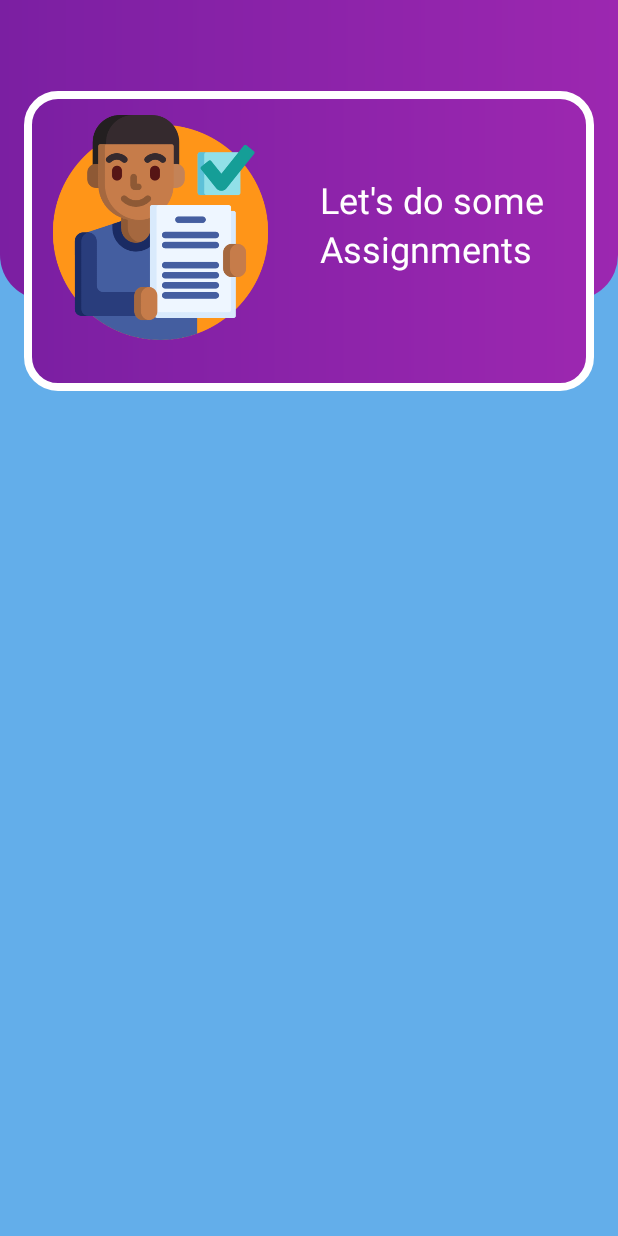
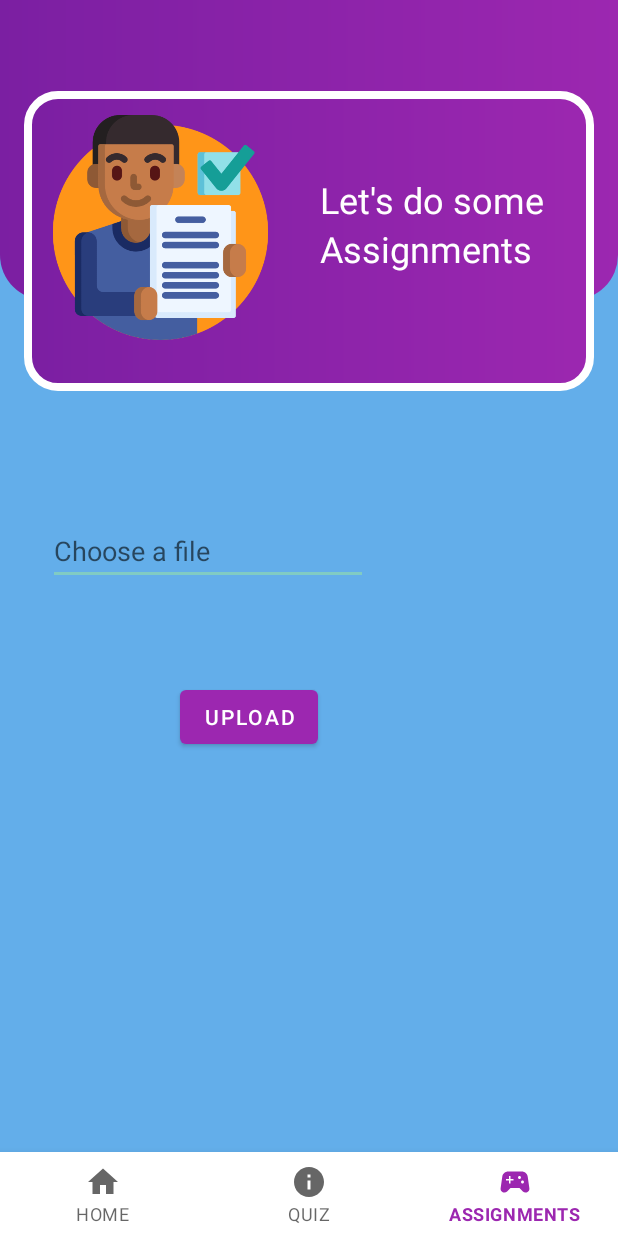
Before and after one commit to Krishanadave671/Team7_CSHTN-08, an Android app: the AssignmentSection screen opened directly, with no data from a screen before it, on a phone screen of 412 x 824 dp. Run offline under Robolectric (Android 15) with nearby library versions, the light colour scheme and no system bars; our stand-ins replace Firebase (no records; nobody signed in at launch, a user with empty details on screens opened directly), Room's generated code; Roboto replaces fonts that are not available here.

Commit message:
2 nd push with complete quiz and little bit bottom nav

```diff
--- a/app/build.gradle
+++ b/app/build.gradle
@@ -37,6 +37,7 @@ dependencies {
     implementation 'com.google.firebase:firebase-firestore:23.0.3'
     implementation 'com.google.firebase:firebase-storage:20.0.0'
     implementation 'com.google.firebase:firebase-database:20.0.2'
+    implementation 'androidx.room:room-common:2.2.6'
     testImplementation 'junit:junit:4.+'
     implementation 'com.hbb20:ccp:2.3.1'
     androidTestImplementation 'androidx.test.ext:junit:1.1.3'
--- a/app/src/main/AndroidManifest.xml
+++ b/app/src/main/AndroidManifest.xml
@@ -3,6 +3,7 @@
     package="com.krishana.webdev">
 
     <uses-permission android:name="android.permission.INTERNET" />
+    <uses-permission android:name="android.permission.READ_EXTERNAL_STORAGE"/>
 
     <application
         android:allowBackup="true"
--- a/app/src/main/java/com/krishana/webdev/MainActivity.java
+++ b/app/src/main/java/com/krishana/webdev/MainActivity.java
@@ -44,8 +44,8 @@ public class MainActivity extends AppCompatActivity implements
                     case R.id.quiz_nav:
                         startActivity(new Intent(getApplicationContext(),QuizMainActivity.class));
                         return true;
-                    case R.id.profileDrawer:
-                        startActivity(new Intent(getApplicationContext(),profilePage.class));
+                    case R.id.assignmentDrawer:
+                        startActivity(new Intent(getApplicationContext(),AssignmentSection.class));
                         return true;
 
                 }
--- a/app/src/main/java/com/krishana/webdev/QuizMainActivity.java
+++ b/app/src/main/java/com/krishana/webdev/QuizMainActivity.java
@@ -30,8 +30,8 @@ public class QuizMainActivity extends AppCompatActivity {
                     case R.id.homeDrawer:
                         startActivity(new Intent(getApplicationContext(),MainActivity.class));
                         return true;
-                    case R.id.profileDrawer:
-                        startActivity(new Intent(getApplicationContext(),profilePage.class));
+                    case R.id.assignmentDrawer:
+                        startActivity(new Intent(getApplicationContext(),AssignmentSection.class));
                         return true;
 
                 }
--- a/app/src/main/res/layout/activity_assignment_section.xml
+++ b/app/src/main/res/layout/activity_assignment_section.xml
@@ -66,4 +66,36 @@
         app:layout_constraintStart_toEndOf="@+id/imageView6"
         app:layout_constraintTop_toBottomOf="@+id/textView5" />
 
+    <EditText
+        android:id="@+id/editTextTextPersonName"
+        android:layout_width="wrap_content"
+        android:layout_height="wrap_content"
+        android:layout_marginStart="32dp"
+        android:layout_marginTop="84dp"
+        android:ems="10"
+        android:hint="Choose a file"
+        android:inputType="textPersonName"
+        android:textColor="#673AB7"
+        app:layout_constraintStart_toStartOf="parent"
+        app:layout_constraintTop_toBottomOf="@+id/view3" />
+
+    <Button
+        android:id="@+id/uploadBtn"
+        android:layout_width="wrap_content"
+        android:layout_height="wrap_content"
+        android:layout_marginTop="64dp"
+        android:text="Upload"
+        app:layout_constraintEnd_toEndOf="parent"
+        app:layout_constraintHorizontal_bias="0.375"
+        app:layout_constraintStart_toStartOf="parent"
+        app:layout_constraintTop_toBottomOf="@+id/editTextTextPersonName" />
+    <com.google.android.material.bottomnavigation.BottomNavigationView
+        android:id="@+id/bottom_nav"
+        android:layout_width="match_parent"
+        android:layout_height="wrap_content"
+        android:background="@color/white"
+        app:layout_constraintBottom_toBottomOf="parent"
+        app:layout_constraintStart_toStartOf="parent"
+        app:menu="@menu/bottom_nav_menu" />
+
 </androidx.constraintlayout.widget.ConstraintLayout>
--- a/app/src/main/res/menu/bottom_nav_menu.xml
+++ b/app/src/main/res/menu/bottom_nav_menu.xml
@@ -10,8 +10,8 @@
             android:title="QUIZ"
             android:icon="@drawable/ic_baseline_info_24"/>
         <item
-            android:id="@+id/profileDrawer"
+            android:id="@+id/assignmentDrawer"
             android:icon="@drawable/ic_baseline_sports_esports_24"
-            android:title="PROFILE" />
+            android:title="ASSIGNMENTS" />
     </group>
 </menu>
```
Also changed, not shown: app/src/main/java/com/krishana/webdev/AssignmentSection.java (+106 -0 lines), app/src/main/java/com/krishana/webdev/profilePage.java (+0 -17 lines), app/src/main/java/com/krishana/webdev/putPdf.java (added, +30 -0 lines).
